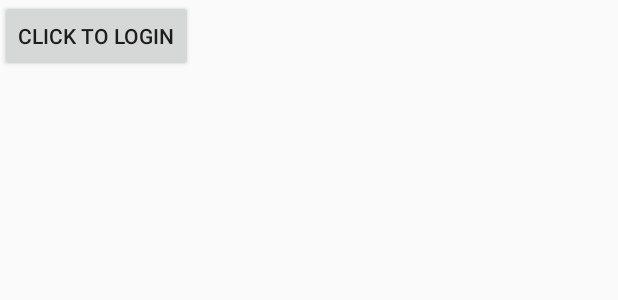
After one commit to elangloi/Artspace, an Android app: the layout activty_login.xml on its own in the app's theme, with its tools: preview values and no code run, on a phone screen of 412 x 824 dp. The commit adds this screen. Shown: the top 300 px of the screen. Run offline under Robolectric (Android 15) with nearby library versions, the phone set to English and light mode, and no system bars.

Commit message:
renamed monaLisa file to monalisa to bypass debug error, still need to fix debug, also added simple login screen code (not tested) (caches may be different, please be aware)

```diff
--- /dev/null
+++ b/app/src/main/res/layout/activty_login.xml
@@ -0,0 +1,28 @@
+<?xml version="1.0" encoding="utf-8"?>
+<android.support.constraint.ConstraintLayout
+    xmlns:android="http://schemas.android.com/apk/res/android"
+    xmlns:tools="http://schemas.android.com/tools"
+    android:layout_width="match_parent"
+    android:layout_height="match_parent"
+    tools:context = ".Login">
+
+    <EditText
+        android:id = "@+id/editText2"
+        android:layout_width = "wrap_content"
+        android:layout_height = "wrap_content"
+        android:inputType = "textPassword" />
+
+    <EditText
+        android:id = "@+id/editText1"
+        android:layout_width = "wrap_content"
+        android:layout_height = "wrap_content"
+        />
+
+    <Button
+        android:id = "@+id/button1"
+        android:layout_width = "wrap_content"
+        android:layout_height = "wrap_content"
+        android:text = "@string/login"
+        />
+
+</android.support.constraint.ConstraintLayout>
--- a/app/src/main/res/menu/mainmenu.xml
+++ b/app/src/main/res/menu/mainmenu.xml
@@ -6,8 +6,10 @@
         android:layout_height="match_parent">
         <item
             android:id="@+id/btnaddart"
-            android:icon="@drawable/addicon"
             android:title="Add Art" />
+            <!-- android:icon="@drawable/addicon"-->
+
+
 
         <item
             android:id="@+id/btnviewart"
--- a/app/src/main/res/values/strings.xml
+++ b/app/src/main/res/values/strings.xml
@@ -8,5 +8,5 @@
     <string name="date">Date</string>
     <string name="time">Time</string>
     <string name="in_app_toggle">Collaborate In-App</string>
-
+    <string name="login">Click to Login</string>
 </resources>
```
Also changed, not shown: app/src/main/java/com/example/elizabethlanglois/artspace/Login.java (added, +48 -0 lines), app/src/main/res/drawable/monalisa.png (renamed from app/src/main/res/drawable/monaLisa.png).
